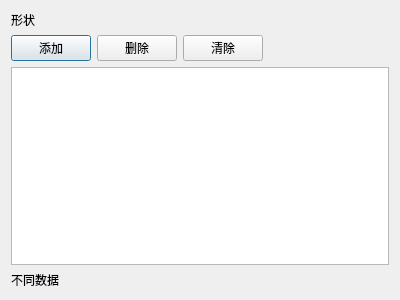
Old version of the form shapedatadialog.ui in the repository SammyEnigma/Soc-Performance-Evaluation.
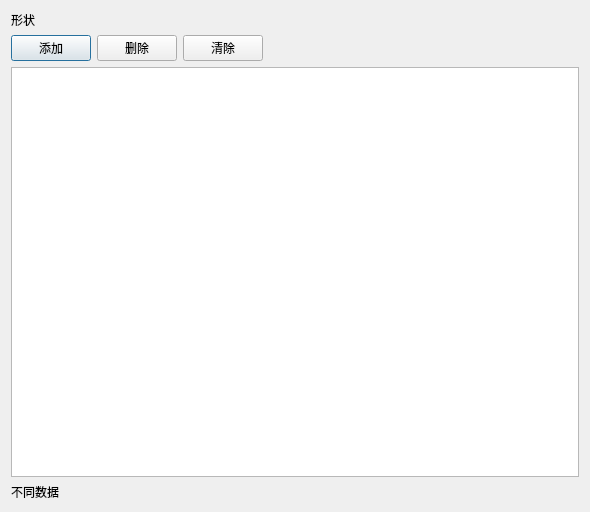
New version of the form.

Diff of the .ui file:
```diff
--- a/shapedatadialog.ui
+++ b/shapedatadialog.ui
@@ -6,8 +6,8 @@
    <rect>
     <x>0</x>
     <y>0</y>
-    <width>400</width>
-    <height>300</height>
+    <width>590</width>
+    <height>512</height>
    </rect>
   </property>
   <property name="windowTitle">
```
